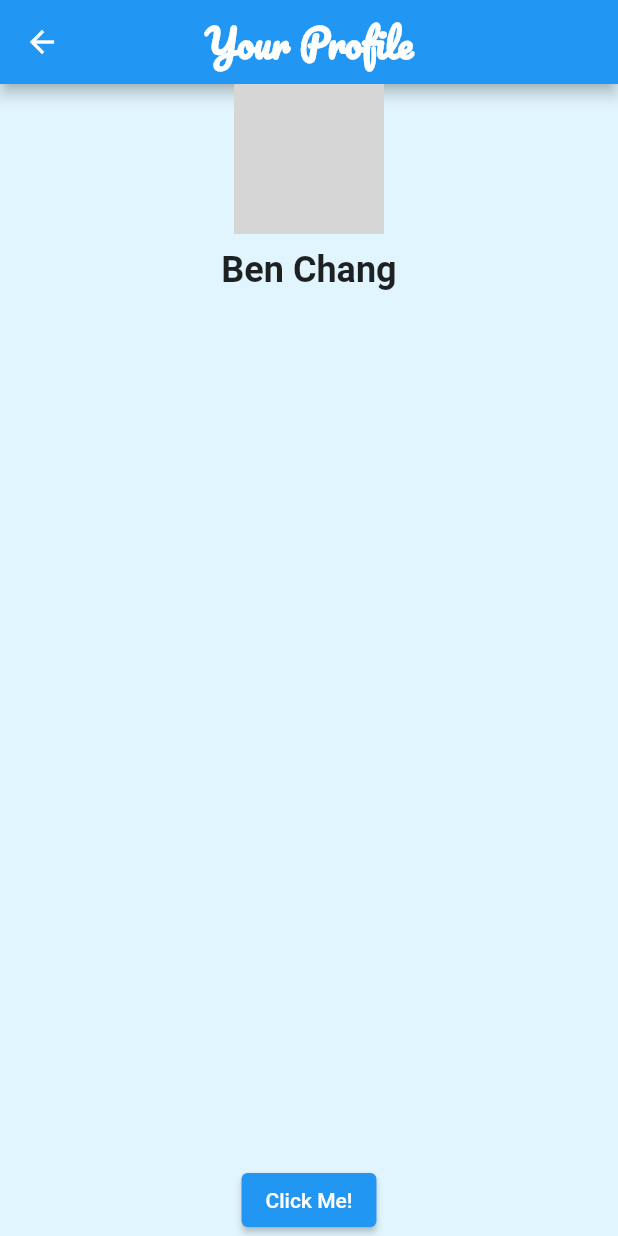
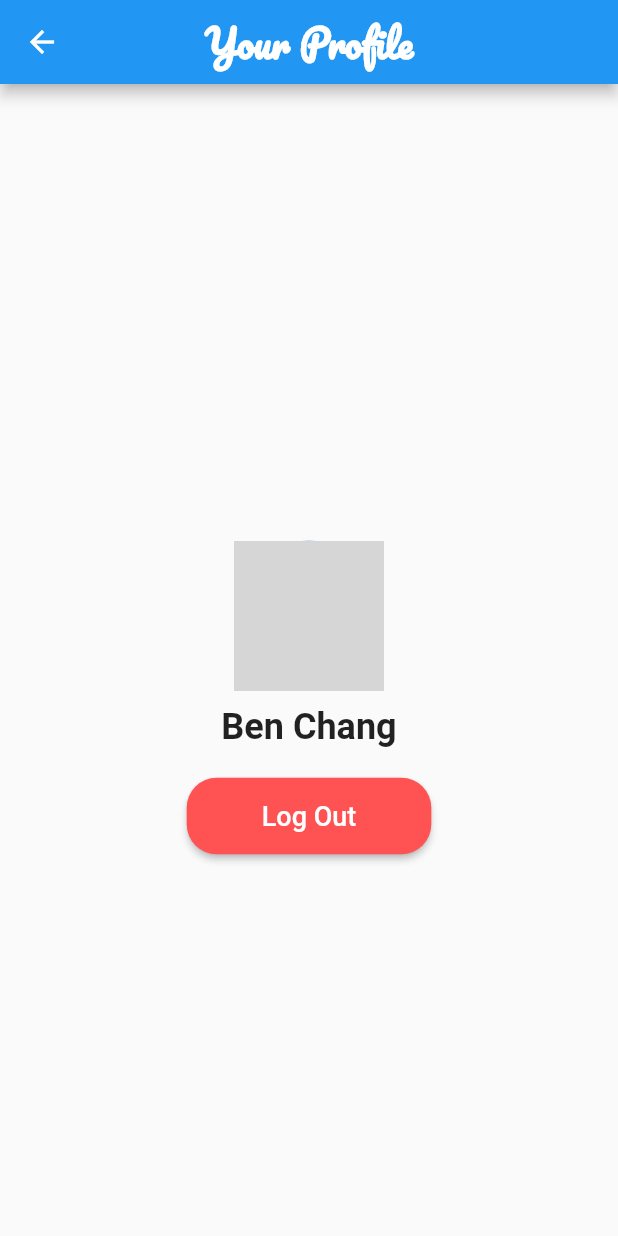
Before and after one commit to JoshuaAlbuquerque/flutterhackathon, a Flutter app: the Profile screen opened directly, on a phone screen of 412 x 824 dp. Run offline on Flutter 3.47's test engine with Material 2 defaults, Android fonts, the phone set to English and light mode, and no system bars; missing offline and left inert: css_colors, flutter_grid_button; grey boxes are pictures that could not be loaded.

Commit message:
buttons and alert

```diff
--- a/lib/profile.dart
+++ b/lib/profile.dart
@@ -1,6 +1,5 @@
 import 'package:flutter/material.dart';
 import 'package:css_colors/css_colors.dart';
-import 'package:flutter/widgets.dart';
 
 class Profile extends StatelessWidget {
   const Profile({Key? key}) : super(key: key);
@@ -30,7 +29,9 @@ class Profile extends StatelessWidget {
         child: Column(
           mainAxisAlignment: MainAxisAlignment.center,
           children: <Widget>[
-            CircleAvatar(
+            Padding(
+              padding: const EdgeInsets.only(top: 60.0),
+              child: CircleAvatar(
                 radius: 50.0,
                 child: ClipOval(
                   child: Image.asset(
@@ -38,6 +39,7 @@ class Profile extends StatelessWidget {
                     fit: BoxFit.cover,
                     width: 100.0,
                     height: 100.0,
+                  ),
                 ),
               ),
             ),
@@ -51,21 +53,61 @@ class Profile extends StatelessWidget {
               ),
             ),
 
-            const Expanded(
-              child: SizedBox(),
+            const SizedBox(height: 20.0),
+            Padding(
+              padding: const EdgeInsets.only(bottom: 10.0),
+              child: ElevatedButton(
+                onPressed: () {
+                  // Show pop-up warning
+                  showDialog(
+                    context: context,
+                    builder: (BuildContext context) {
+                      return AlertDialog(
+                        title: const Text('Warning'),
+                        content: const Text('Are you sure you want to proceed?'),
+                        actions: [
+                          TextButton(
+                            onPressed: () {
+                              Navigator.of(context).pop();
+                            },
+                            style: TextButton.styleFrom(
+                              primary: Colors.red, // Set text color here
+                            ),
+                            child: const Text('Cancel'),
                           ),
                           ElevatedButton(
                             onPressed: () {
                               // Handle button press
+                              Navigator.of(context).pop();
+                            },style: ElevatedButton.styleFrom(
+                            primary: Colors.red, // Set background color here
+                          ),
+                            child: const Text('Proceed'),
+                          ),
+                        ],
+                      );
                     },
-              child: const Text('Click Me!'),
+                  );
+                },
+                style: ElevatedButton.styleFrom(
+                  primary: Colors.redAccent,
+                  shape: RoundedRectangleBorder(
+                    borderRadius: BorderRadius.circular(20.0),
+                  ),
+                  padding: const EdgeInsets.symmetric(
+                    horizontal: 50.0,
+                    vertical: 15.0,
+                  ),
+                ),
+                child: const Text(
+                  'Log Out',
+                  style: TextStyle(fontSize: 18.0),
+                ),
+              ),
             ),
           ],
         ),
       ),
-
-
-      backgroundColor: Colors.lightBlue[50],
     );
   }
 }
```
Lines whose indentation alone changed are shown as unchanged.
